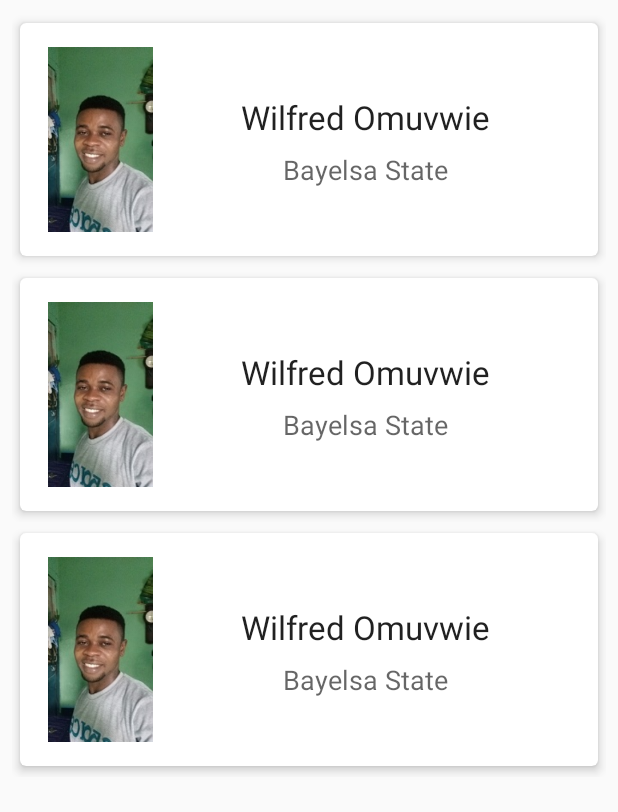
After one commit to Uticodes/AAD-Team-46-Animation-Challenge, an Android app: the layout content_team_members.xml on its own in the app's theme, with its tools: preview values and no code run, on a phone screen of 412 x 824 dp. The commit adds this screen. Shown: the top 812 px of the screen. Run offline under Robolectric (Android 15) with nearby library versions, the phone set to English and light mode, and no system bars.

Commit message:
developed the team page

```diff
--- a/app/build.gradle
+++ b/app/build.gradle
@@ -23,7 +23,9 @@ dependencies {
     implementation fileTree(dir: 'libs', include: ['*.jar'])
     implementation 'androidx.appcompat:appcompat:1.1.0'
     implementation 'androidx.constraintlayout:constraintlayout:1.1.3'
+    implementation 'com.google.android.material:material:1.0.0'
     testImplementation 'junit:junit:4.12'
     androidTestImplementation 'androidx.test.ext:junit:1.1.0'
     androidTestImplementation 'androidx.test.espresso:espresso-core:3.2.0'
+    implementation 'com.squareup.picasso:picasso:2.71828'
 }
--- a/app/src/main/AndroidManifest.xml
+++ b/app/src/main/AndroidManifest.xml
@@ -9,6 +9,10 @@
         android:roundIcon="@mipmap/ic_launcher_round"
         android:supportsRtl="true"
         android:theme="@style/AppTheme">
+        <activity
+            android:name=".TeamMembers"
+            android:label="@string/title_activity_team_members"
+            android:theme="@style/AppTheme.NoActionBar"></activity>
         <activity android:name=".MainActivity">
             <intent-filter>
                 <action android:name="android.intent.action.MAIN" />
@@ -18,4 +22,6 @@
         </activity>
     </application>
 
+    <uses-permission android:name="android.permission.INTERNET" />
+
 </manifest>
--- /dev/null
+++ b/app/src/main/res/layout/content_team_members.xml
@@ -0,0 +1,22 @@
+<?xml version="1.0" encoding="utf-8"?>
+<androidx.constraintlayout.widget.ConstraintLayout
+    xmlns:android="http://schemas.android.com/apk/res/android"
+    xmlns:app="http://schemas.android.com/apk/res-auto"
+    xmlns:tools="http://schemas.android.com/tools"
+    android:layout_width="match_parent"
+    android:layout_height="match_parent">
+
+    <androidx.recyclerview.widget.RecyclerView
+        android:id="@+id/member_list"
+        android:layout_width="match_parent"
+        android:layout_height="match_parent"
+        android:layout_marginStart="8dp"
+        android:layout_marginTop="8dp"
+        android:layout_marginEnd="8dp"
+        android:layout_marginBottom="8dp"
+        app:layout_constraintBottom_toBottomOf="parent"
+        app:layout_constraintEnd_toEndOf="parent"
+        app:layout_constraintStart_toStartOf="parent"
+        app:layout_constraintTop_toTopOf="parent"
+        tools:listitem="@layout/item_member_list" />
+</androidx.constraintlayout.widget.ConstraintLayout>
--- /dev/null
+++ b/app/src/main/res/layout/item_member_list.xml
@@ -0,0 +1,53 @@
+<?xml version="1.0" encoding="utf-8"?>
+<FrameLayout xmlns:android="http://schemas.android.com/apk/res/android"
+    xmlns:app="http://schemas.android.com/apk/res-auto"
+    xmlns:tools="http://schemas.android.com/tools"
+    android:layout_width="match_parent"
+    android:layout_height="wrap_content">
+
+    <androidx.cardview.widget.CardView
+        android:id="@+id/card_view"
+        android:layout_width="match_parent"
+        android:layout_height="wrap_content"
+        app:cardCornerRadius="4dp"
+        app:cardElevation="4dp"
+        app:cardUseCompatPadding="true"
+        app:contentPadding="16dp">
+
+        <androidx.constraintlayout.widget.ConstraintLayout
+            android:layout_width="match_parent"
+            android:layout_height="wrap_content">
+
+            <ImageView
+                android:id="@+id/img"
+                android:layout_width="75dp"
+                android:layout_height="123dp"
+                app:layout_constraintStart_toStartOf="parent"
+                app:layout_constraintTop_toTopOf="parent"
+                app:srcCompat="@drawable/myself" />
+
+            <TextView
+                android:id="@+id/text_name"
+                android:layout_width="wrap_content"
+                android:layout_height="wrap_content"
+                android:layout_marginTop="32dp"
+                android:text="Wilfred Omuvwie"
+                android:textAppearance="@style/TextAppearance.AppCompat.Large"
+                app:layout_constraintEnd_toEndOf="parent"
+                app:layout_constraintStart_toEndOf="@+id/img"
+                app:layout_constraintTop_toTopOf="parent" />
+
+            <TextView
+                android:id="@+id/text_location"
+                android:layout_width="wrap_content"
+                android:layout_height="wrap_content"
+                android:layout_marginTop="8dp"
+                android:text="Bayelsa State"
+                android:textAppearance="@style/TextAppearance.AppCompat.Medium"
+                app:layout_constraintEnd_toEndOf="@+id/text_name"
+                app:layout_constraintStart_toStartOf="@+id/text_name"
+                app:layout_constraintTop_toBottomOf="@+id/text_name" />
+
+        </androidx.constraintlayout.widget.ConstraintLayout>
+    </androidx.cardview.widget.CardView>
+</FrameLayout>
--- /dev/null
+++ b/app/src/main/res/values/dimens.xml
@@ -0,0 +1,3 @@
+<resources>
+    <dimen name="fab_margin">16dp</dimen>
+</resources>
--- a/app/src/main/res/values/strings.xml
+++ b/app/src/main/res/values/strings.xml
@@ -1,3 +1,4 @@
 <resources>
     <string name="app_name">Team46</string>
+    <string name="title_activity_team_members">TeamMembers</string>
 </resources>
--- a/app/src/main/res/values/styles.xml
+++ b/app/src/main/res/values/styles.xml
@@ -8,4 +8,13 @@
         <item name="colorAccent">@color/colorAccent</item>
     </style>
 
+    <style name="AppTheme.NoActionBar">
+        <item name="windowActionBar">false</item>
+        <item name="windowNoTitle">true</item>
+    </style>
+
+    <style name="AppTheme.AppBarOverlay" parent="ThemeOverlay.AppCompat.Dark.ActionBar" />
+
+    <style name="AppTheme.PopupOverlay" parent="ThemeOverlay.AppCompat.Light" />
+
 </resources>
```
Also changed, not shown: app/src/main/java/com/example/team46/MainActivity.java (+12 -0 lines), app/src/main/java/com/example/team46/MemberRecyclerAdapter.java (added, +64 -0 lines), app/src/main/java/com/example/team46/Members.java (added, +49 -0 lines), app/src/main/java/com/example/team46/TeamMembers.java (added, +62 -0 lines), app/src/main/res/layout/activity_main.xml (+6 -4 lines), app/src/main/res/layout/activity_team_members.xml (added, +33 -0 lines), app/src/main/res/drawable/myself.jpg (added).
